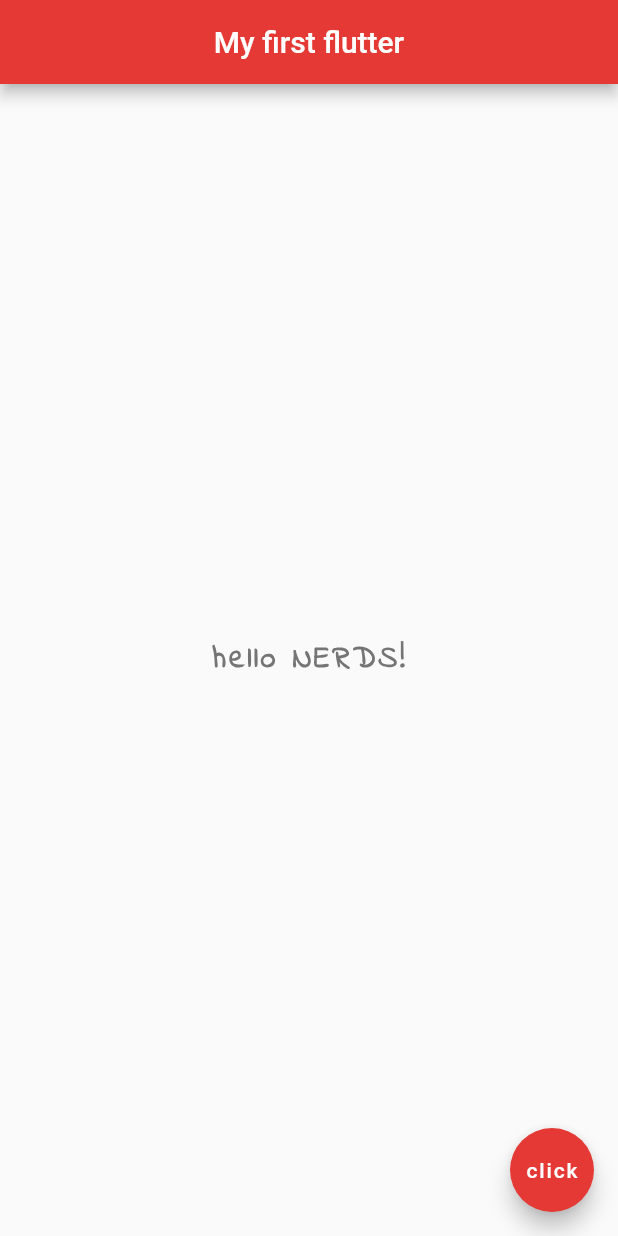
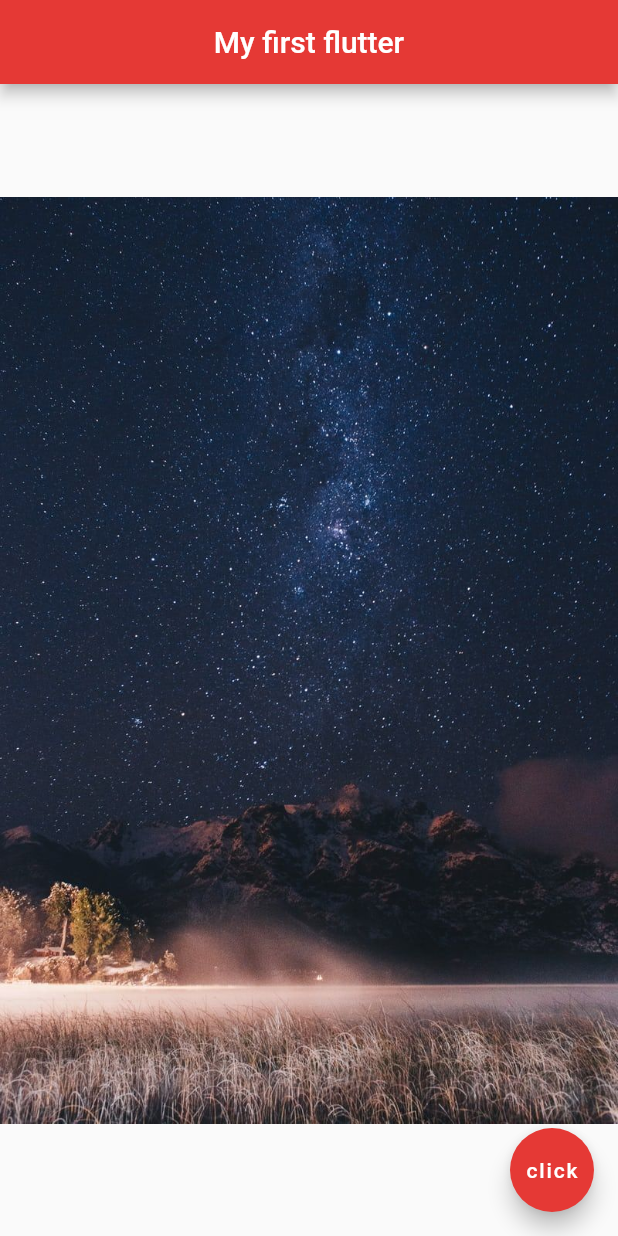
Before and after one commit to TheElectricBlender/hello_flutter, a Flutter app: the screen it shows after launch, on a phone screen of 412 x 824 dp. Run offline on Flutter 3.47's test engine with Material 2 defaults, Android fonts, the phone set to English and light mode, and no system bars.

Commit message:
Added background image

```diff
--- a/lib/main.dart
+++ b/lib/main.dart
@@ -14,16 +14,7 @@ class Home extends StatelessWidget {
         backgroundColor: Colors.red[600],
       ),
       body: Center(
-        child: Text(
-          "hello NERDS!",
-          style: TextStyle(
-            fontSize: 20.0,
-            fontWeight: FontWeight.bold,
-            letterSpacing: 2.0,
-            color: Colors.grey[600],
-            fontFamily: "IndieFlower",
-          ),
-        ),
+        child: Image.asset("assets/space-1.jpg")
       ),
       floatingActionButton: FloatingActionButton(
         onPressed: () {},
--- a/pubspec.yaml
+++ b/pubspec.yaml
@@ -41,9 +41,8 @@ flutter:
   uses-material-design: true
 
   # To add assets to your application, add an assets section, like this:
-  # assets:
-  #  - images/a_dot_burr.jpeg
-  #  - images/a_dot_ham.jpeg
+  assets:
+    - assets/
 
   # An image asset can refer to one or more resolution-specific "variants", see
   # https://flutter.dev/assets-and-images/#resolution-aware.
```
Also changed, not shown: assets/space-1.jpg (added).
